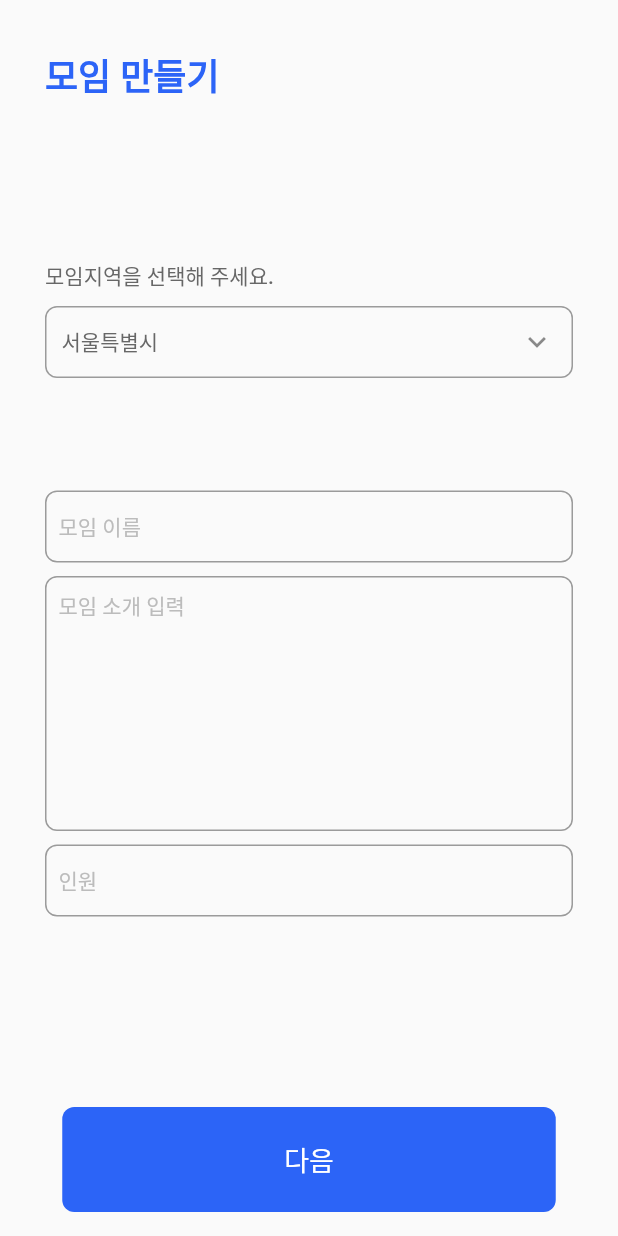
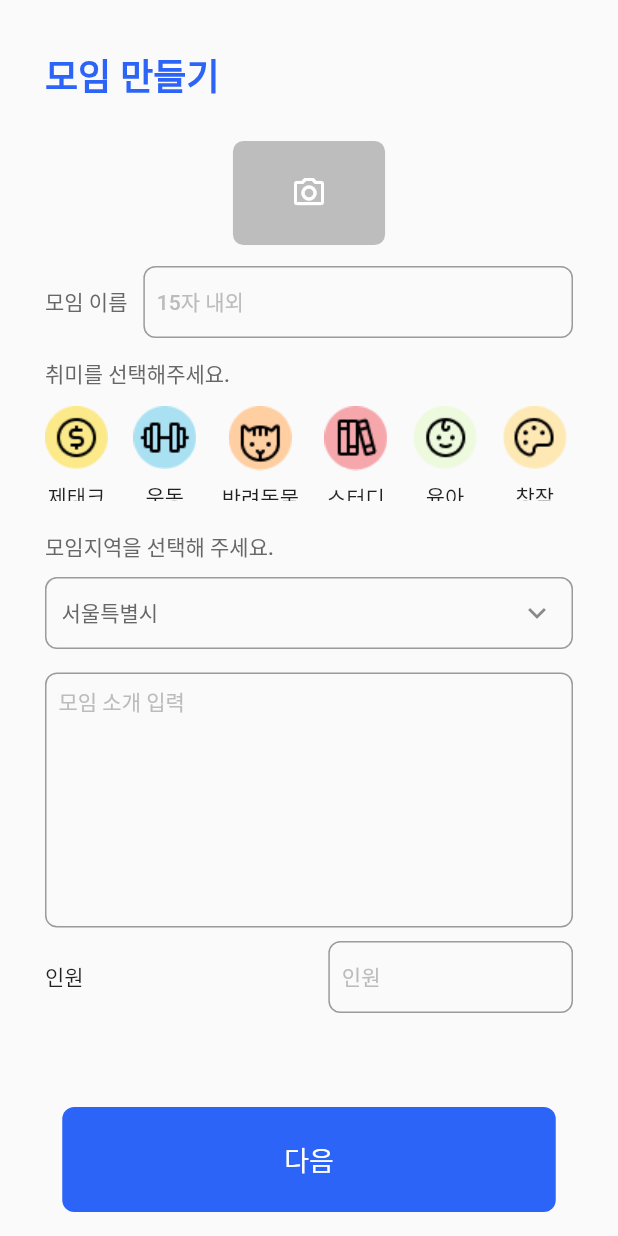
Before and after one commit to Nolajyo-Team-Project/nolajyo_project_front, a Flutter app: the CreateClassScreen screen opened by its route, on a phone screen of 412 x 824 dp. Run offline on Flutter 3.47's test engine with Material 2 defaults, Android fonts, the phone set to English and light mode, and no system bars; drawn by our look-alikes of dropdown_search, flutter_form_builder; our stand-ins replace flutter_datetime_picker, flutter_screenutil, fluttertoast, form_builder_validators, freezed_annotation, get and 1 more.

Commit message:
edit create class screen

```diff
--- a/lib/view/create_class/create_class_screen.dart
+++ b/lib/view/create_class/create_class_screen.dart
@@ -1,32 +1,20 @@
 import 'package:dropdown_search/dropdown_search.dart';
 import 'package:flutter/material.dart';
 import 'package:flutter_form_builder/flutter_form_builder.dart';
+import 'package:flutter_screenutil/flutter_screenutil.dart';
 import 'package:form_builder_validators/form_builder_validators.dart';
 import 'package:get/get.dart';
 import 'package:nolajyo_project/data/local_datasource.dart';
 import 'package:nolajyo_project/res/components/base_screen.dart';
 import 'package:nolajyo_project/res/constants/color_data.dart';
 import 'package:nolajyo_project/res/constants/font_data.dart';
+import 'package:nolajyo_project/view/home/components/home_concern.dart';
 import 'package:nolajyo_project/view_model/create_class/create_class_viewmodel.dart';
 
 class CreateClassScreen extends GetView<CreateClassViewModel> {
   CreateClassScreen({super.key});
 
   final GlobalKey<FormBuilderState> _fbKey = GlobalKey<FormBuilderState>();
-
-  Widget regionDropDownWidget(
-    BuildContext context,
-    String? item,
-    bool isSelected,
-  ) {
-    return Container(
-      margin: const EdgeInsets.symmetric(horizontal: 10, vertical: 14),
-      child: Text(
-        "$item",
-        style: isSelected ? bodyMainTextStyle : bodyTextStyle,
-      ),
-    );
-  }
 
   @override
   Widget build(BuildContext context) {
@@ -57,15 +45,87 @@ class CreateClassScreen extends GetView<CreateClassViewModel> {
         body: FormBuilder(
           key: _fbKey,
           autovalidateMode: AutovalidateMode.disabled,
-          child: ListView(
-            physics: const BouncingScrollPhysics(),
+          child: Column(
+            crossAxisAlignment: CrossAxisAlignment.start,
             children: [
               const Text(
                 "모임 만들기",
                 style: titleTextStyle,
               ),
-              const SizedBox(
-                height: 105,
+              Center(
+                child: Container(
+                  margin: const EdgeInsets.only(top: 26, bottom: 14),
+                  width: 96.w,
+                  height: 71.h,
+                  decoration: BoxDecoration(
+                    color: Colors.grey[400],
+                    borderRadius: BorderRadius.circular(7),
+                  ),
+                  child: const Icon(
+                    Icons.camera_alt_outlined,
+                    color: Colors.white,
+                  ),
+                ),
+              ),
+              Row(
+                mainAxisAlignment: MainAxisAlignment.spaceEvenly,
+                children: [
+                  const Text(
+                    '모임 이름',
+                    style: bodyTextStyle,
+                  ),
+                  SizedBox(
+                    width: 10.w,
+                  ),
+                  Expanded(
+                    child: FormBuilderTextField(
+                      style: bodyTextStyle,
+                      name: 'name',
+                      keyboardType: TextInputType.text,
+                      decoration: InputDecoration(
+                        hintText: '15자 내외',
+                        hintStyle: bodyTextStyle.copyWith(color: placeHolderTextColor),
+                        contentPadding: const EdgeInsets.all(9),
+                        border: OutlineInputBorder(
+                          borderRadius: BorderRadius.circular(8),
+                          borderSide: const BorderSide(color: gray2, width: 2),
+                        ),
+                      ),
+                      validator: FormBuilderValidators.compose([
+                        FormBuilderValidators.required(errorText: '모임 이름을 입력해 주세요.'),
+                      ]),
+                    ),
+                  ),
+                ],
+              ),
+              SizedBox(
+                height: 14.h,
+              ),
+              const Text(
+                "취미를 선택해주세요.",
+                style: bodyTextStyle,
+              ),
+              SizedBox(
+                height: 11.h,
+              ),
+              SizedBox(
+                height: 65.h,
+                child: ListView.separated(
+                  scrollDirection: Axis.horizontal,
+                  // shrinkWrap: true,
+                  itemCount: homeConcernList.length,
+                  itemBuilder: (context, index) {
+                    return HomeConcern(concern: homeConcernList[index], onPressed: () {});
+                  },
+                  separatorBuilder: (context, index) {
+                    return SizedBox(
+                      width: 16.w,
+                    );
+                  },
+                ),
+              ),
+              SizedBox(
+                height: 20.h,
               ),
               const Text(
                 "모임지역을 선택해 주세요.",
@@ -102,29 +162,8 @@ class CreateClassScreen extends GetView<CreateClassViewModel> {
                 onChanged: print,
                 selectedItem: regionList[0],
               ),
-              const SizedBox(
-                height: 75,
-              ),
-              FormBuilderTextField(
-                style: bodyTextStyle,
-                name: 'name',
-                keyboardType: TextInputType.text,
-                decoration: InputDecoration(
-                  hintText: '모임 이름',
-                  hintStyle:
-                      bodyTextStyle.copyWith(color: placeHolderTextColor),
-                  contentPadding: const EdgeInsets.all(9),
-                  border: OutlineInputBorder(
-                    borderRadius: BorderRadius.circular(8),
-                    borderSide: const BorderSide(color: gray2, width: 2),
-                  ),
-                ),
-                validator: FormBuilderValidators.compose([
-                  FormBuilderValidators.required(errorText: '모임 이름을 입력해 주세요.'),
-                ]),
-              ),
-              const SizedBox(
-                height: 9,
+              SizedBox(
+                height: 16.h,
               ),
               FormBuilderTextField(
                 style: bodyTextStyle,
@@ -133,8 +172,7 @@ class CreateClassScreen extends GetView<CreateClassViewModel> {
                 keyboardType: TextInputType.multiline,
                 decoration: InputDecoration(
                   hintText: '모임 소개 입력',
-                  hintStyle:
-                      bodyTextStyle.copyWith(color: placeHolderTextColor),
+                  hintStyle: bodyTextStyle.copyWith(color: placeHolderTextColor),
                   constraints: const BoxConstraints(maxHeight: 170),
                   contentPadding: const EdgeInsets.all(9),
                   border: OutlineInputBorder(
@@ -149,14 +187,19 @@ class CreateClassScreen extends GetView<CreateClassViewModel> {
               const SizedBox(
                 height: 9,
               ),
-              FormBuilderTextField(
+              Row(
+                mainAxisAlignment: MainAxisAlignment.spaceAround,
+                children: [
+                  const Text('인원'),
+                  const Spacer(),
+                  Expanded(
+                    child: FormBuilderTextField(
                       style: bodyTextStyle,
                       name: 'count',
                       keyboardType: TextInputType.number,
                       decoration: InputDecoration(
                         hintText: '인원',
-                  hintStyle:
-                      bodyTextStyle.copyWith(color: placeHolderTextColor),
+                        hintStyle: bodyTextStyle.copyWith(color: placeHolderTextColor),
                         contentPadding: const EdgeInsets.all(9),
                         border: OutlineInputBorder(
                           borderRadius: BorderRadius.circular(8),
@@ -168,13 +211,28 @@ class CreateClassScreen extends GetView<CreateClassViewModel> {
                         FormBuilderValidators.integer(errorText: '숫자를 입력해 주세요.'),
                       ]),
                     ),
-              const SizedBox(
-                height: 100,
                   ),
+                ],
+              ),
+              const Spacer()
             ],
           ),
         ),
       ),
     );
   }
+
+  Widget regionDropDownWidget(
+    BuildContext context,
+    String? item,
+    bool isSelected,
+  ) {
+    return Container(
+      margin: const EdgeInsets.symmetric(horizontal: 10, vertical: 14),
+      child: Text(
+        "$item",
+        style: isSelected ? bodyMainTextStyle : bodyTextStyle,
+      ),
+    );
   }
+}
--- a/lib/view/home/components/home_concern.dart
+++ b/lib/view/home/components/home_concern.dart
@@ -11,6 +11,7 @@ class HomeConcern extends StatelessWidget {
   Widget build(BuildContext context) {
     return InkWell(
       splashFactory: NoSplash.splashFactory,
+      highlightColor: Colors.transparent,
       onTap: onPressed,
       child: Column(
         mainAxisAlignment: MainAxisAlignment.start,
```
Lines whose indentation alone changed are shown as unchanged.
